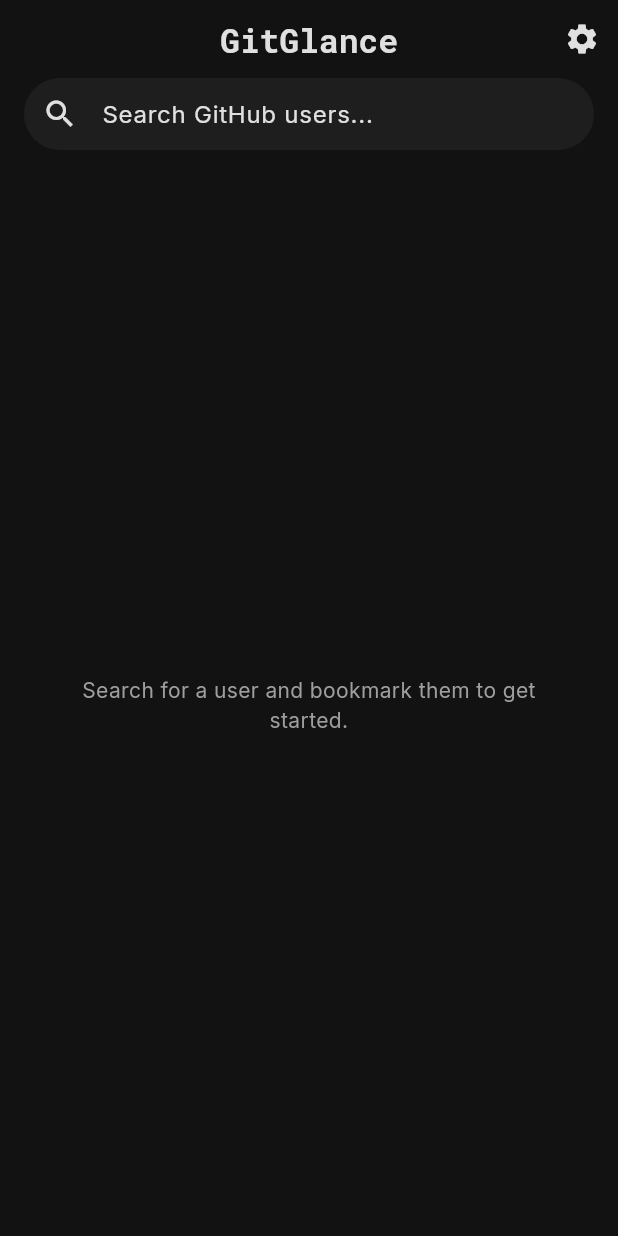
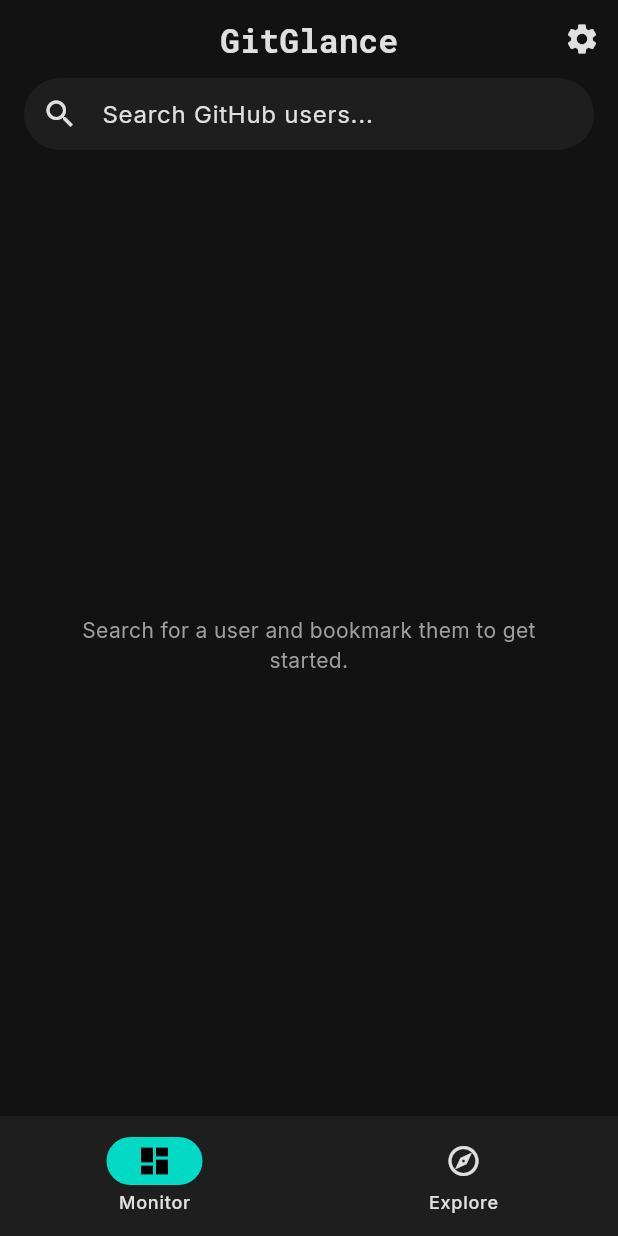
Before and after one commit to Penguin5681/Git-Glance, a Flutter app: the screen it shows after launch, on a phone screen of 412 x 824 dp. Run offline on Flutter 3.47's test engine with Material 3 defaults, Android fonts, the phone set to English and light mode, and no system bars; our stand-ins replace fl_chart, flutter_riverpod, flutter_svg, google_fonts, shared_preferences; network calls fail.

Commit message:
add more features

```diff
--- a/lib/main.dart
+++ b/lib/main.dart
@@ -3,7 +3,7 @@
 import 'core/constants.dart';
 import 'data/services/storage_service.dart';
 import 'providers/user_provider.dart';
-import 'ui/home_page.dart';
+import 'ui/main_screen.dart';
 
 void main() async {
   WidgetsFlutterBinding.ensureInitialized();
@@ -28,7 +28,7 @@
       debugShowCheckedModeBanner: false,
       title: AppConstants.appName,
       theme: AppTheme.darkTheme,
-      home: const HomePage(),
+      home: const MainScreen(),
     );
   }
 }
--- a/lib/providers/user_provider.dart
+++ b/lib/providers/user_provider.dart
@@ -98,3 +98,9 @@
 
   return githubService.getUserRepos(username, isCurrentUser: isCurrentUser);
 });
+
+// Trending Repositories Provider
+final trendingReposProvider = FutureProvider<List<RepositoryModel>>((ref) async {
+  final githubService = ref.watch(githubServiceProvider);
+  return githubService.getTrendingRepos();
+});
--- /dev/null
+++ b/lib/ui/main_screen.dart
@@ -0,0 +1,41 @@
+import 'package:flutter/material.dart';
+import 'home_page.dart';
+import 'explore_page.dart';
+
+class MainScreen extends StatefulWidget {
+  const MainScreen({super.key});
+
+  @override
+  State<MainScreen> createState() => _MainScreenState();
+}
+
+class _MainScreenState extends State<MainScreen> {
+  int _currentIndex = 0;
+
+  final List<Widget> _pages = const [
+    HomePage(),
+    ExplorePage(),
+  ];
+
+  @override
+  Widget build(BuildContext context) {
+    return Scaffold(
+      body: IndexedStack(
+        index: _currentIndex,
+        children: _pages,
+      ),
+      bottomNavigationBar: NavigationBar(
+        selectedIndex: _currentIndex,
+        onDestinationSelected: (index) {
+          setState(() {
+            _currentIndex = index;
+          });
+        },
+        destinations: const [
+           NavigationDestination(icon: Icon(Icons.dashboard_outlined), selectedIcon: Icon(Icons.dashboard), label: 'Monitor'),
+           NavigationDestination(icon: Icon(Icons.explore_outlined), selectedIcon: Icon(Icons.explore), label: 'Explore'),
+        ],
+      ),
+    );
+  }
+}
--- a/lib/ui/widgets/user_profile_header.dart
+++ b/lib/ui/widgets/user_profile_header.dart
@@ -4,6 +4,7 @@
 import 'package:google_fonts/google_fonts.dart';
 import 'package:intl/intl.dart';
 import 'package:url_launcher/url_launcher.dart';
+import 'user_language_stats.dart';
 
 class UserProfileHeader extends StatelessWidget {
   final UserModel user;
@@ -114,6 +115,8 @@
                 ),
               ),
           ),
+          const SizedBox(height: 24),
+          UserLanguageStats(username: user.login),
         ],
       ),
     );
--- a/pubspec.yaml
+++ b/pubspec.yaml
@@ -42,6 +42,7 @@
   google_fonts: ^6.2.1
   flutter_svg: ^2.0.10
   rxdart: ^0.27.7
+  fl_chart: ^0.68.0
 
 dev_dependencies:
   flutter_test:
```
Also changed, not shown: lib/data/services/github_service.dart (+17 -0 lines), lib/ui/explore_page.dart (added, +87 -0 lines), lib/ui/widgets/language_chart.dart (added, +126 -0 lines), lib/ui/widgets/user_language_stats.dart (added, +26 -0 lines), pubspec.lock.
